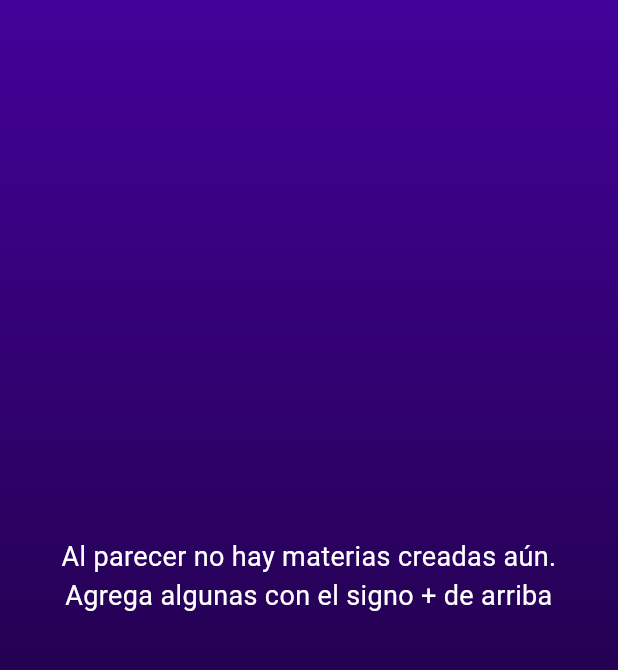
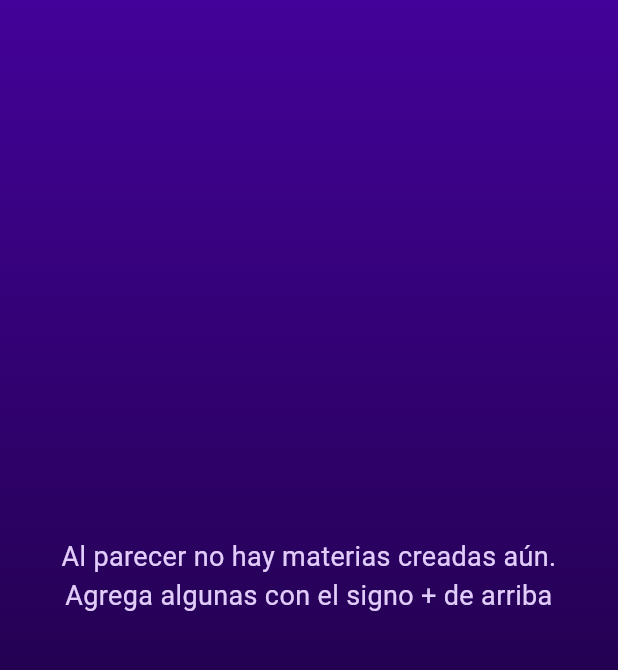
Before and after one commit to MichaelMadridP/evaluapp, a Flutter app: the HomeScreen screen opened directly, on a phone screen of 412 x 824 dp, the part 84-754 px from its top. Run offline on Flutter 3.47's test engine with Material 3 defaults, Android fonts, the phone set to English and light mode, and no system bars; our stand-ins replace firebase_auth, firebase_core, firebase_database, shared_preferences; accounts and stored records are empty.

Commit message:
Version funcional previa a Antigravity
Funcional Manual

```diff
--- a/lib/components/display_program_data.dart
+++ b/lib/components/display_program_data.dart
@@ -2,6 +2,7 @@ import 'package:evaluapp/data_model/data_connect.dart';
 import 'package:flutter/material.dart';
 import 'package:evaluapp/data_model/model.dart';
 import 'package:evaluapp/components/matter.dart';
+import 'package:evaluapp/themes.dart';
 
 class DisplayProgramData extends StatefulWidget {
   const DisplayProgramData({super.key, required this.matters});
@@ -15,7 +16,6 @@ class DisplayProgramData extends StatefulWidget {
 }
 
 class _DisplayProgramDataState extends State<DisplayProgramData> {
-
   void removeMatter(int idxMatter) {
     setState(() {
       widget.matters.removeAt(idxMatter);
@@ -25,12 +25,14 @@ class _DisplayProgramDataState extends State<DisplayProgramData> {
 
   @override
   Widget build(BuildContext context) {
+    final colors = ThemeProvider.of(context)!.colors;
+
     return (widget.matters.isEmpty)
-        ? const Center(
+        ? Center(
             child: Text(
                 'Al parecer no hay materias creadas aún. \nAgrega algunas con el signo + de arriba',
                 textAlign: TextAlign.center,
-                style: TextStyle(color: Colors.white, fontSize: 18)),
+                style: TextStyle(color: colors.primaryTextColor, fontSize: 18)),
           )
         : ListView.builder(
             itemCount: widget.matters.length,
--- a/lib/main.dart
+++ b/lib/main.dart
@@ -183,7 +183,7 @@ class _HomeScreenState extends State<HomeScreen> {
                       onChanged: (value) {
                         theme.toggleTheme(value);
                       },
-                      activeColor: colors.appBarIcon,
+                      activeThumbColor: colors.appBarIcon,
                     ),
                     Icon(Icons.dark_mode, color: colors.drawerText),
                   ],
--- a/lib/themes.dart
+++ b/lib/themes.dart
@@ -53,6 +53,16 @@ class AppColors {
   final Color noteRed;
   final Color noteGrey;
 
+  // Colores para estados de notas (aprobado/reprobado)
+  final Color notePassColor;
+  final Color noteFailColor;
+
+  // Colores de texto y elementos generales
+  final Color primaryTextColor;
+  final Color errorTextColor;
+  final Color warningTextColor;
+  final Color iconDeleteColor;
+
   const AppColors({
     required this.backgroundGradientStart,
     required this.backgroundGradientEnd,
@@ -89,6 +99,12 @@ class AppColors {
     required this.noteYellow,
     required this.noteRed,
     required this.noteGrey,
+    required this.notePassColor,
+    required this.noteFailColor,
+    required this.primaryTextColor,
+    required this.errorTextColor,
+    required this.warningTextColor,
+    required this.iconDeleteColor,
   });
 }
 
@@ -117,7 +133,7 @@ const AppColors darkColors = AppColors(
 
   // Dimension Card
   dimensionCardBackground: Color.fromARGB(255, 58, 0, 134),
-  dimensionCardText: Color.fromARGB(255, 221, 201, 248),
+  dimensionCardText: Color.fromARGB(255, 244, 241, 248),
 
   // Edit
   editMatterBackground: Color.fromARGB(255, 107, 68, 168),
@@ -138,14 +154,26 @@ const AppColors darkColors = AppColors(
 
   // Campos de nota
   noteFieldBackground: Color.fromARGB(255, 221, 201, 248),
-  noteFieldText: Color.fromARGB(255, 14, 0, 32),
-  noteFieldBorder: Color.fromARGB(255, 221, 201, 248),
+  noteFieldText: Color.fromARGB(255, 218, 202, 238),
+  noteFieldBorder: Color.fromARGB(255, 97, 88, 109),
 
   // Semáforo de notas
-  noteGreen: Color.fromARGB(255, 117, 245, 66),
+  noteGreen: Color.fromARGB(255, 67, 10, 121),
   noteYellow: Colors.yellow,
-  noteRed: Colors.red,
-  noteGrey: Colors.grey,
+  noteRed: Color.fromARGB(255, 67, 10, 121),
+  noteGrey: Color.fromARGB(255, 67, 10, 121),
+
+  // Estados de notas
+  notePassColor:
+      Color.fromARGB(255, 121, 180, 255), // Azul suave para notas aprobadas
+  noteFailColor:
+      Color.fromARGB(255, 255, 107, 107), // Rojo suave para notas reprobadas
+
+  // Textos y elementos generales
+  primaryTextColor: Color.fromARGB(255, 226, 205, 250),
+  errorTextColor: Color.fromARGB(255, 255, 107, 107),
+  warningTextColor: Color.fromARGB(255, 255, 193, 7),
+  iconDeleteColor: Color.fromARGB(255, 255, 138, 138),
 );
 
 /// Paleta de colores para modo claro
@@ -173,7 +201,7 @@ const AppColors lightColors = AppColors(
 
   // Dimension Card
   dimensionCardBackground: Color.fromARGB(255, 235, 225, 255),
-  dimensionCardText: Color.fromARGB(255, 70, 30, 130),
+  dimensionCardText: Color.fromARGB(255, 69, 30, 128),
 
   // Edit
   editMatterBackground: Color.fromARGB(255, 200, 170, 240),
@@ -202,6 +230,17 @@ const AppColors lightColors = AppColors(
   noteYellow: Color.fromARGB(255, 255, 193, 7),
   noteRed: Color.fromARGB(255, 244, 67, 54),
   noteGrey: Color.fromARGB(255, 158, 158, 158),
+
+  // Estados de notas
+  notePassColor:
+      Color.fromARGB(255, 33, 150, 243), // Azul vibrante para notas aprobadas
+  noteFailColor: Color.fromARGB(255, 244, 67, 54), // Rojo para notas reprobadas
+
+  // Textos y elementos generales
+  primaryTextColor: Color.fromARGB(255, 40, 20, 80),
+  errorTextColor: Color.fromARGB(255, 211, 47, 47),
+  warningTextColor: Color.fromARGB(255, 245, 124, 0),
+  iconDeleteColor: Color.fromARGB(255, 244, 67, 54),
 );
 
 /// Provider de tema usando InheritedWidget
```
Also changed, not shown: lib/components/dimension.dart (+17 -12 lines), lib/components/edit_matter.dart (+9 -10 lines), lib/components/matter.dart (+5 -14 lines), lib/components/note.dart (+29 -19 lines), pubspec.lock, 5 other files.
